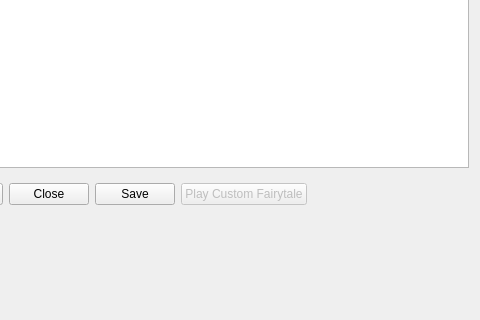
tdauth/gustavsfairyland, file ui/customfairytale.ui: the form before one commit; both pictures show x 249 to 729 and y 111 to 431 of the 729 by 431 pixel window.
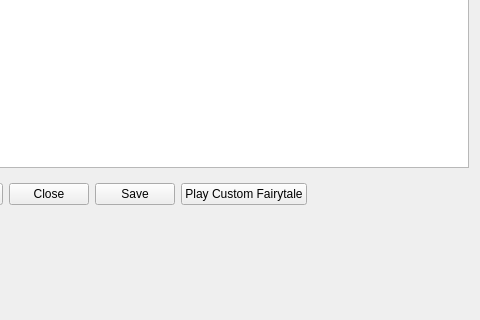
The form after the commit. Icons and pictures are not drawn.

What changed in the file:
```diff
--- a/ui/customfairytale.ui
+++ b/ui/customfairytale.ui
@@ -131,7 +131,7 @@
       <item>
        <widget class="QPushButton" name="playFinalVideoPushButton">
         <property name="enabled">
-         <bool>false</bool>
+         <bool>true</bool>
         </property>
         <property name="text">
          <string>Play Custom Fairytale</string>
```
